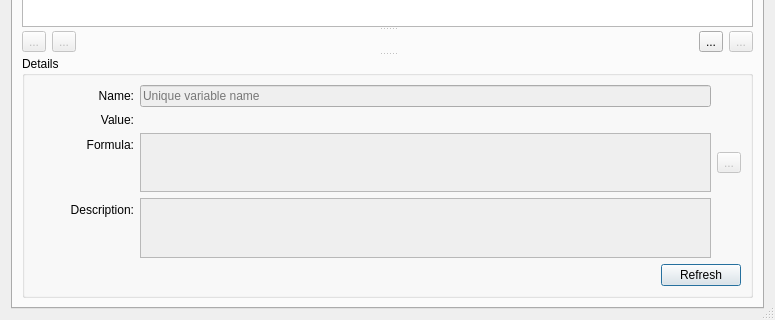
Old version of the form src/app/seamly2d/dialogs/variables_dialog.ui in the repository FashionFreedom/Seamly2D; both pictures show x 0 to 775 and y 230 to 550 of the 775 by 550 pixel window.
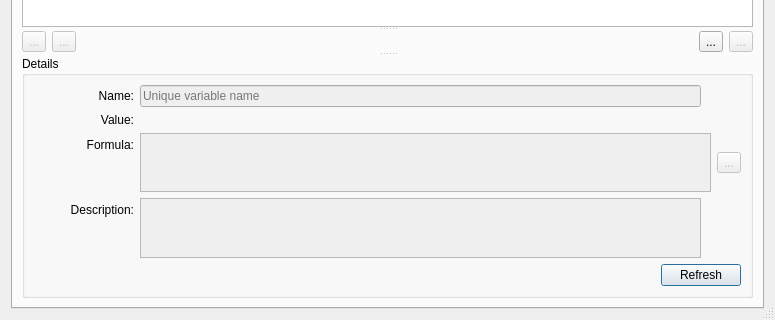
New version of the form. Icons and pictures are not drawn. Custom widgets are drawn as their Qt base class.

Commit message: fix variables table move buttons (#1786)

What changed in the file:
```diff
--- a/src/app/seamly2d/dialogs/variables_dialog.ui
+++ b/src/app/seamly2d/dialogs/variables_dialog.ui
@@ -349,7 +349,7 @@
                </property>
                <property name="sizeHint" stdset="0">
                 <size>
-                 <width>30</width>
+                 <width>40</width>
                  <height>22</height>
                 </size>
                </property>
@@ -571,7 +571,7 @@
                    </property>
                    <property name="sizeHint" stdset="0">
                     <size>
-                     <width>30</width>
+                     <width>40</width>
                      <height>20</height>
                     </size>
                    </property>
```
Left out of the diff: 28 changed lines with no effect on the pictures. The commit also changes 1 other file.
